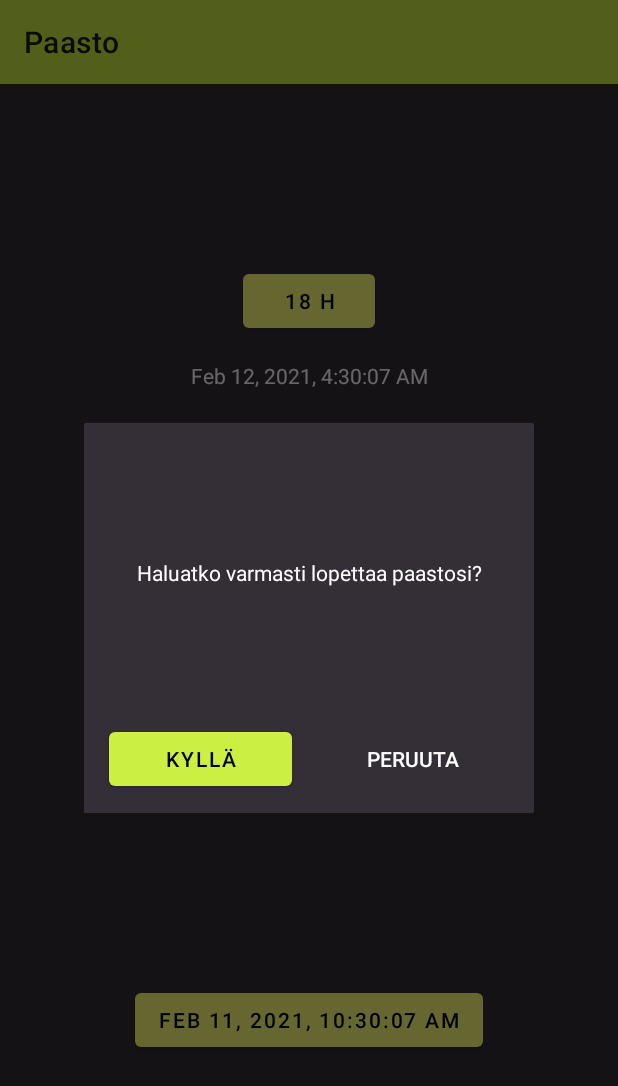
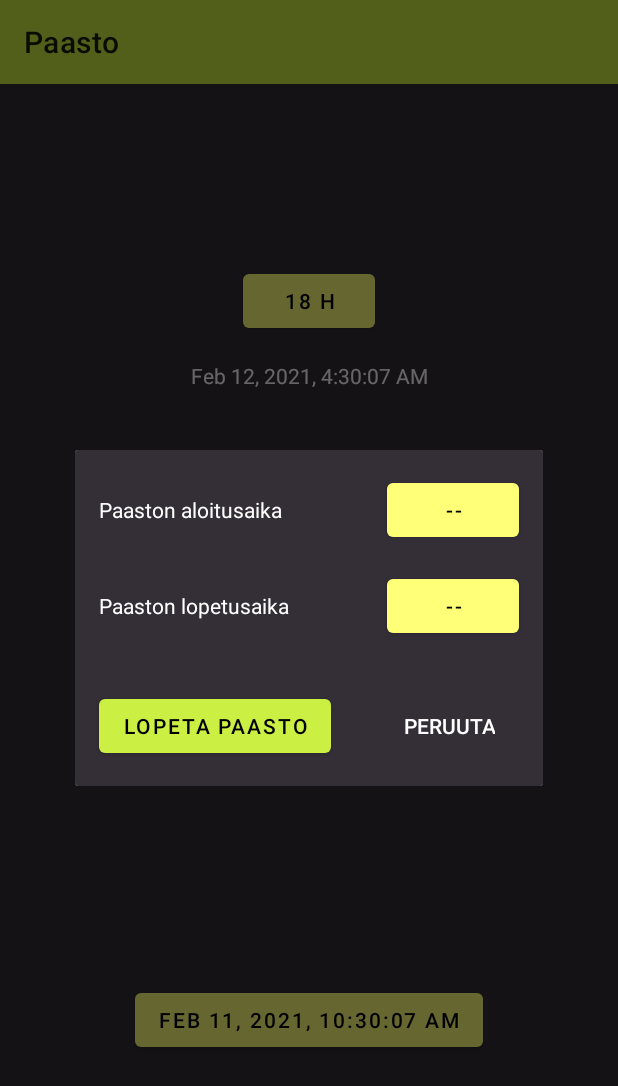
Before and after one commit to aJns/paasto, an Android app: the screen it shows after launch (MainActivity), after a tap on "LOPETA PAASTO", on a phone screen of 412 x 824 dp. Shown: the top 1086 px of the screen. Run offline under Robolectric (Android 15) with nearby library versions, the phone set to English and light mode, and no system bars; our stand-ins replace Room's generated code; 1 other tap on this screen came first.

Commit message:
Refactor fast end dialog
* Use proper constraint layout
* Add stubs for fast start/end

```diff
--- a/app/src/main/res/layout/fragment_end_fast_dialog.xml
+++ b/app/src/main/res/layout/fragment_end_fast_dialog.xml
@@ -1,67 +1,134 @@
 <?xml version="1.0" encoding="utf-8"?>
-<FrameLayout xmlns:android="http://schemas.android.com/apk/res/android"
+<androidx.constraintlayout.widget.ConstraintLayout xmlns:android="http://schemas.android.com/apk/res/android"
     xmlns:app="http://schemas.android.com/apk/res-auto"
     xmlns:tools="http://schemas.android.com/tools"
+    android:id="@+id/endFastDialog"
     android:layout_width="wrap_content"
     android:layout_height="wrap_content"
     android:background="@color/background"
     tools:context=".EndFastDialog">
 
-    <LinearLayout
+    <Button
+        android:id="@+id/cancelButton"
+        style="@style/Widget.AppCompat.Button.Borderless"
         android:layout_width="wrap_content"
         android:layout_height="wrap_content"
-        android:background="@color/background"
-        android:orientation="vertical">
+        android:layout_marginStart="32dp"
+        android:layout_marginLeft="32dp"
+        android:layout_marginEnd="16dp"
+        android:layout_marginRight="16dp"
+        android:layout_marginBottom="16dp"
+        android:layout_weight="1"
+        android:insetTop="0dp"
+        android:insetBottom="0dp"
+        android:text="@string/cancel"
+        android:textColor="@color/textOnBackground"
+        app:backgroundTint="@color/background"
+        app:elevation="0dp"
+        app:layout_constraintBottom_toBottomOf="parent"
+        app:layout_constraintEnd_toEndOf="parent"
+        app:layout_constraintStart_toEndOf="@+id/yesButton" />
 
-        <TextView
-            android:id="@+id/explanation"
-            android:layout_width="300dp"
-            android:layout_height="200dp"
-            android:gravity="center"
-            android:text="@string/fastEndConfirmation"
-            android:textColor="@color/textOnBackground" />
+    <Button
+        android:id="@+id/yesButton"
+        android:layout_width="wrap_content"
+        android:layout_height="wrap_content"
+        android:layout_marginStart="16dp"
+        android:layout_marginLeft="16dp"
+        android:layout_marginBottom="16dp"
+        android:layout_weight="1"
+        android:text="@string/fast_stop"
+        app:layout_constraintBottom_toBottomOf="parent"
+        app:layout_constraintStart_toStartOf="parent" />
 
-        <LinearLayout
-            android:layout_width="match_parent"
-            android:layout_height="60dp"
-            android:orientation="horizontal">
+    <Button
+        android:id="@+id/button"
+        android:layout_width="wrap_content"
+        android:layout_height="wrap_content"
+        android:layout_marginTop="16dp"
+        android:layout_marginEnd="16dp"
+        android:layout_marginRight="16dp"
+        android:text="@string/num_invalid"
+        app:backgroundTint="@color/primaryLight"
+        app:layout_constraintEnd_toEndOf="parent"
+        app:layout_constraintTop_toTopOf="parent" />
 
-            <Space
-                android:layout_width="wrap_content"
-                android:layout_height="wrap_content"
-                android:layout_weight="0.5" />
+    <Button
+        android:id="@+id/button2"
+        android:layout_width="wrap_content"
+        android:layout_height="wrap_content"
+        android:layout_marginTop="16dp"
+        android:layout_marginEnd="16dp"
+        android:layout_marginRight="16dp"
+        android:layout_marginBottom="32dp"
+        android:text="@string/num_invalid"
+        app:backgroundTint="@color/primaryLight"
+        app:layout_constraintBottom_toTopOf="@+id/cancelButton"
+        app:layout_constraintEnd_toEndOf="parent"
+        app:layout_constraintTop_toBottomOf="@+id/button" />
 
-            <Button
-                android:id="@+id/yesButton"
-                android:layout_width="wrap_content"
-                android:layout_height="wrap_content"
-                android:layout_weight="1"
-                android:text="@string/yes" />
+    <TextView
+        android:id="@+id/textView"
+        android:layout_width="wrap_content"
+        android:layout_height="wrap_content"
+        android:layout_marginStart="16dp"
+        android:layout_marginLeft="16dp"
+        android:text="@string/fast_end_time"
+        android:textColor="@color/textOnBackground"
+        app:layout_constraintBaseline_toBaselineOf="@+id/button2"
+        app:layout_constraintStart_toStartOf="parent" />
 
-            <Space
-                android:layout_width="wrap_content"
-                android:layout_height="wrap_content"
-                android:layout_weight="0.5" />
+    <TextView
+        android:id="@+id/textView2"
+        android:layout_width="wrap_content"
+        android:layout_height="wrap_content"
+        android:layout_marginStart="16dp"
+        android:layout_marginLeft="16dp"
+        android:text="@string/fast_start_time"
+        android:textColor="@color/textOnBackground"
+        app:layout_constraintBaseline_toBaselineOf="@+id/button"
+        app:layout_constraintStart_toStartOf="parent" />
 
-            <Button
-                android:id="@+id/cancelButton"
-                style="@style/Widget.AppCompat.Button.Borderless"
-                android:layout_width="wrap_content"
-                android:layout_height="wrap_content"
-                android:layout_weight="1"
-                android:insetTop="0dp"
-                android:insetBottom="0dp"
-                android:text="@string/cancel"
-                android:textColor="@color/textOnBackground"
-                app:backgroundTint="@color/background"
-                app:elevation="0dp" />
+    <androidx.constraintlayout.widget.Barrier
+        android:id="@+id/leftSide"
+        android:layout_width="wrap_content"
+        android:layout_height="wrap_content"
+        app:barrierDirection="right"
+        app:constraint_referenced_ids="textView,yesButton,textView2"
+        tools:layout_editor_absoluteX="16dp"
+        tools:layout_editor_absoluteY="384dp" />
 
-            <Space
-                android:layout_width="wrap_content"
-                android:layout_height="wrap_content"
-                android:layout_weight="0.5" />
+    <androidx.constraintlayout.widget.Barrier
+        android:id="@+id/rightSide"
+        android:layout_width="wrap_content"
+        android:layout_height="wrap_content"
+        app:barrierDirection="left"
+        app:constraint_referenced_ids="cancelButton,button2,button"
+        tools:layout_editor_absoluteX="241dp"
+        tools:layout_editor_absoluteY="400dp" />
 
-        </LinearLayout>
+    <androidx.constraintlayout.widget.Barrier
+        android:id="@+id/barrier4"
+        android:layout_width="wrap_content"
+        android:layout_height="wrap_content"
+        app:barrierDirection="top"
+        app:constraint_referenced_ids="cancelButton,yesButton"
+        tools:layout_editor_absoluteY="208dp" />
 
-    </LinearLayout>
-</FrameLayout>
+    <androidx.constraintlayout.widget.Barrier
+        android:id="@+id/barrier5"
+        android:layout_width="wrap_content"
+        android:layout_height="wrap_content"
+        app:barrierDirection="top"
+        app:constraint_referenced_ids="textView,button2"
+        tools:layout_editor_absoluteY="80dp" />
+
+    <androidx.constraintlayout.widget.Barrier
+        android:id="@+id/barrier6"
+        android:layout_width="wrap_content"
+        android:layout_height="wrap_content"
+        app:barrierDirection="top"
+        app:constraint_referenced_ids="textView2,button"
+        tools:layout_editor_absoluteY="16dp" />
+
+</androidx.constraintlayout.widget.ConstraintLayout>
--- a/app/src/main/res/values/strings.xml
+++ b/app/src/main/res/values/strings.xml
@@ -14,4 +14,6 @@
     <string name="fastEndConfirmation">Haluatko varmasti lopettaa paastosi?</string>
     <string name="hour_format">%d h</string>
     <string name="countdown_mode_remaining">countdown_mode_remaining</string>
+    <string name="fast_start_time">Paaston aloitusaika</string>
+    <string name="fast_end_time">Paaston lopetusaika</string>
 </resources>
```
